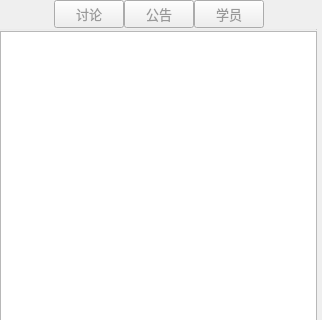
This is qatime-studio/UIChatRoom.ui in chuanjiabao1981/qatime-win as Qt 5 draws it before an edit; both pictures show x 0 to 322 and y 0 to 320 of the 322 by 743 pixel window. The edited form follows.
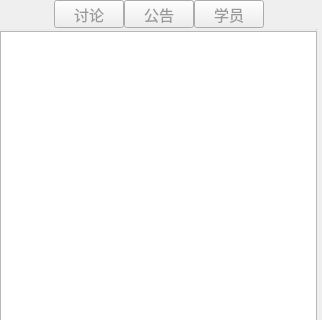
This is the edited form. Icons and pictures are not drawn. Custom widgets are drawn as their Qt base class.

Diff of the .ui file:
```diff
--- a/qatime-studio/UIChatRoom.ui
+++ b/qatime-studio/UIChatRoom.ui
@@ -78,7 +78,7 @@
          <property name="font">
           <font>
            <family>微软雅黑</family>
-           <pointsize>10</pointsize>
+           <pointsize>11</pointsize>
           </font>
          </property>
          <property name="cursor">
@@ -118,7 +118,7 @@
          <property name="font">
           <font>
            <family>微软雅黑</family>
-           <pointsize>10</pointsize>
+           <pointsize>11</pointsize>
           </font>
          </property>
          <property name="cursor">
@@ -158,7 +158,7 @@
          <property name="font">
           <font>
            <family>微软雅黑</family>
-           <pointsize>10</pointsize>
+           <pointsize>11</pointsize>
           </font>
          </property>
          <property name="cursor">
```
